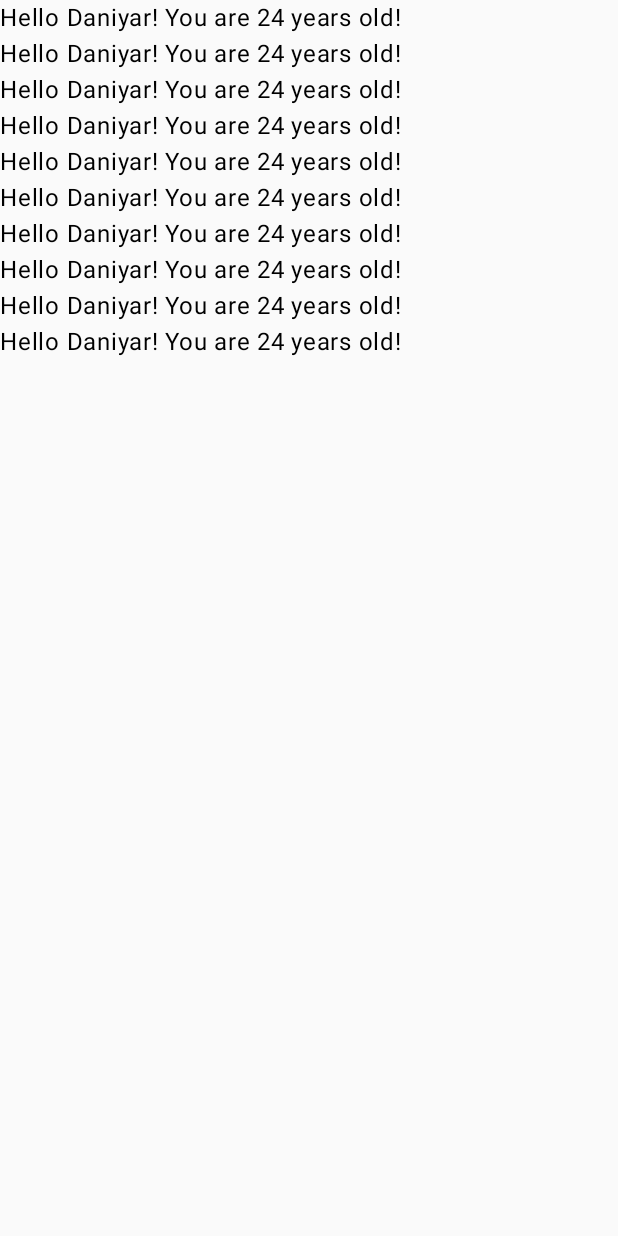
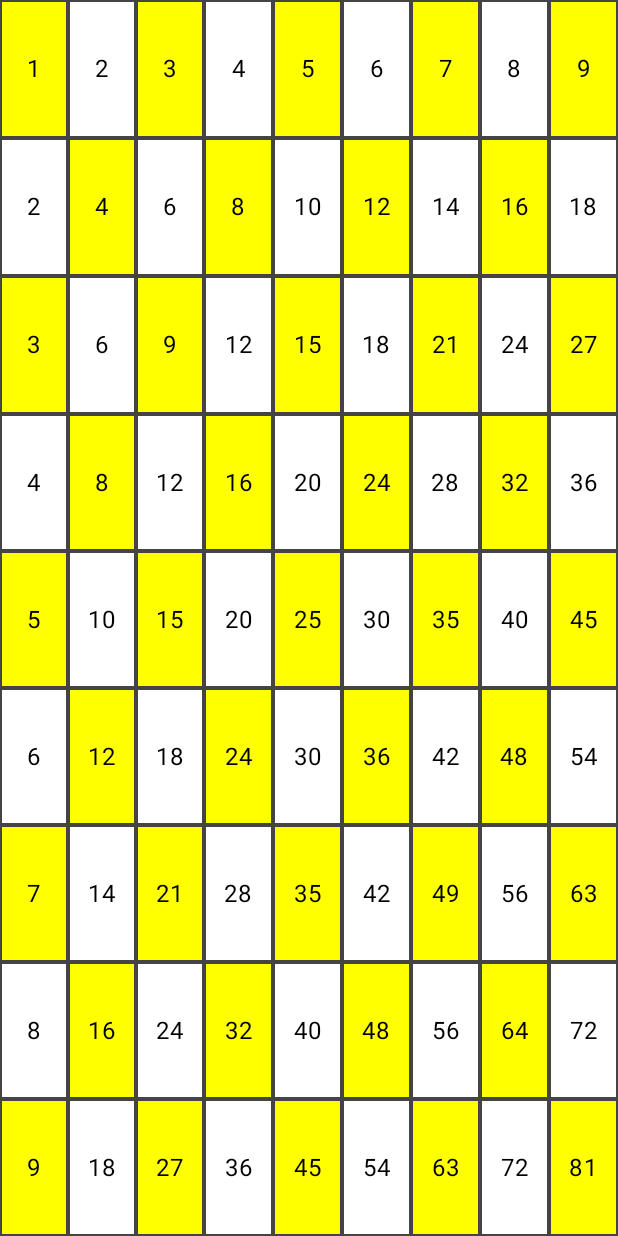
Before and after one commit to DaniyarS/My-Compose-Application, an Android app built with Jetpack Compose: the screen it shows after launch (MainActivity), on a phone screen of 412 x 824 dp. Run offline under Robolectric (Android 15) with nearby library versions, the phone set to English and light mode, and no system bars.

Commit message:
multiplication table

```diff
--- a/app/src/main/java/com/dslam/mycomposeapplication/MainActivity.kt
+++ b/app/src/main/java/com/dslam/mycomposeapplication/MainActivity.kt
@@ -3,15 +3,26 @@ package com.dslam.mycomposeapplication
 import android.os.Bundle
 import androidx.activity.ComponentActivity
 import androidx.activity.compose.setContent
+import androidx.compose.foundation.background
+import androidx.compose.foundation.border
+import androidx.compose.foundation.layout.Box
 import androidx.compose.foundation.layout.Column
+import androidx.compose.foundation.layout.Row
+import androidx.compose.foundation.layout.fillMaxHeight
 import androidx.compose.foundation.layout.fillMaxSize
+import androidx.compose.foundation.layout.fillMaxWidth
+import androidx.compose.foundation.layout.height
+import androidx.compose.foundation.layout.padding
+import androidx.compose.foundation.layout.width
 import androidx.compose.material3.MaterialTheme
 import androidx.compose.material3.Surface
 import androidx.compose.material3.Text
 import androidx.compose.runtime.Composable
+import androidx.compose.ui.Alignment
 import androidx.compose.ui.Modifier
 import androidx.compose.ui.graphics.Color
 import androidx.compose.ui.tooling.preview.Preview
+import androidx.compose.ui.unit.dp
 import com.dslam.mycomposeapplication.ui.theme.MyComposeApplicationTheme
 
 class MainActivity : ComponentActivity() {
@@ -20,24 +31,39 @@ class MainActivity : ComponentActivity() {
         setContent(
             content = {
                 MyComposeApplicationTheme {
-                    UserInfo(name = "Daniyar", age = 24)
+                    TimesTable()
                 }
             }
         )
     }
 }
 
+@Preview(showBackground = true)
 @Composable
-private fun UserInfo(name: String, age: Int) {
-    Column {
-        repeat(10) {
-            Text(text = "Hello $name! You are $age years old!")
+private fun TimesTable() {
+    Column(
+        modifier = Modifier
+            .fillMaxSize()
+    ) {
+        repeat(9) { column ->
+            Row(
+                modifier = Modifier
+                    .fillMaxWidth()
+                    .weight(1f)
+            ) {
+                repeat(9) { row ->
+                    Box(
+                        modifier = Modifier
+                            .background(color = if ((row + column) % 2 == 0) Color.Yellow else Color.White)
+                            .fillMaxHeight()
+                            .weight(1f)
+                            .border(width = 1.dp, color = Color.DarkGray),
+                        contentAlignment = Alignment.Center
+                    ) {
+                        Text(text = "${(row + 1) * (column + 1)}")
+                    }
+                }
+            }
         }
     }
 }
-
-@Preview(showBackground = true)
-@Composable
-fun GreetingUser() {
-    UserInfo(name = "Daniyar", age = 12)
-}
```
